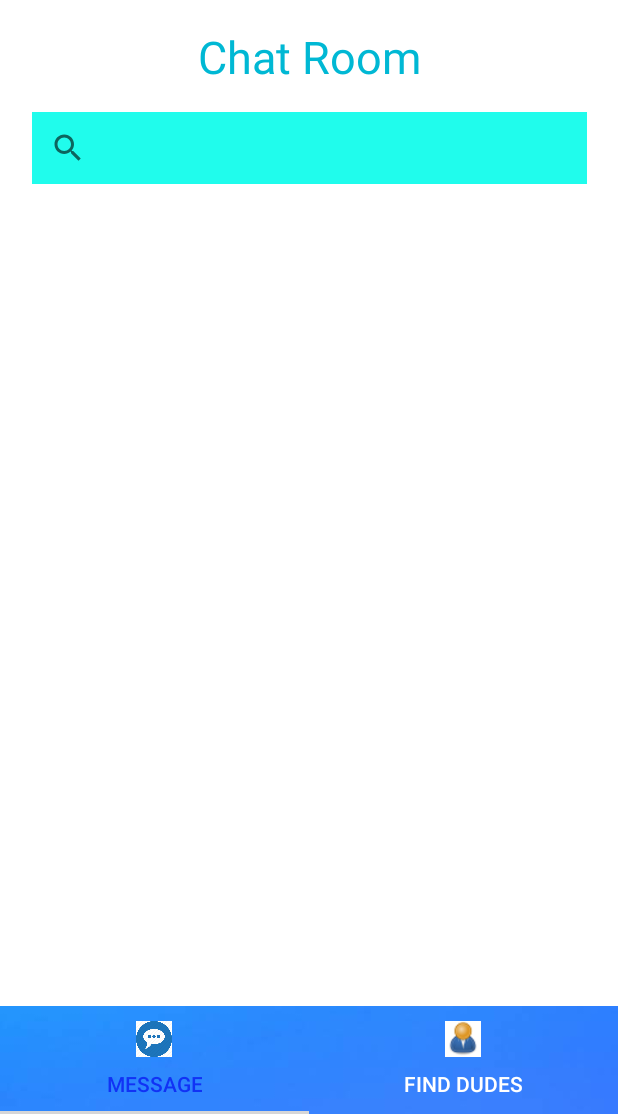
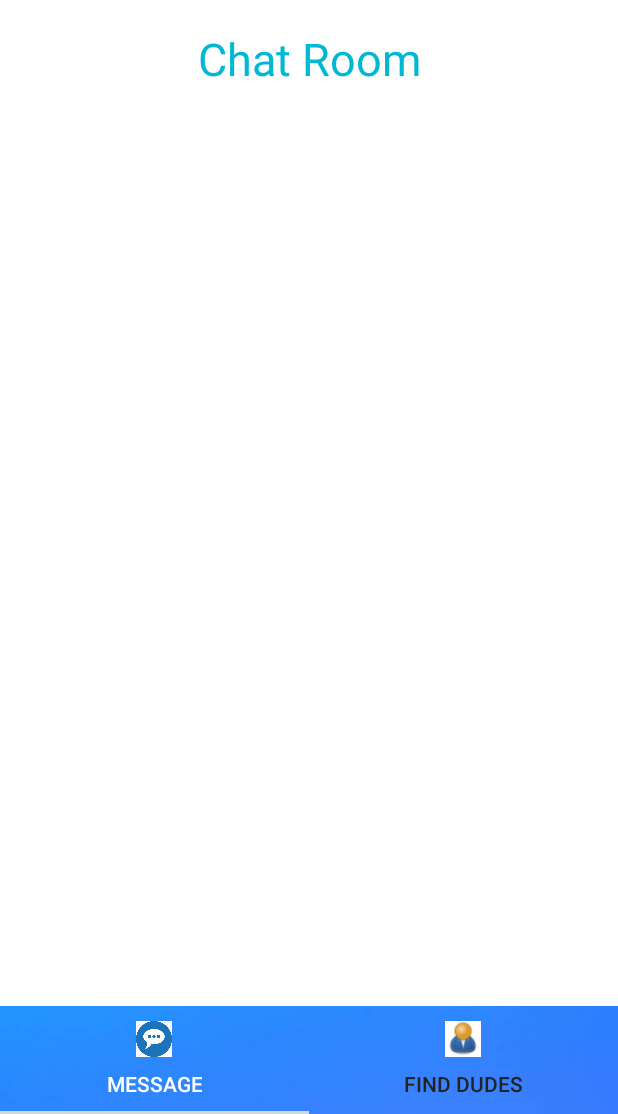
Before and after one commit to LethDz/ChatOn, an Android app: the HomeActivity screen opened directly, with no data from a screen before it, on a phone screen of 412 x 824 dp, the part 122-1236 px from its top. Run offline under Robolectric (Android 15) with nearby library versions, the phone set to English and light mode, and no system bars; our stand-ins replace Firebase (no records; nobody signed in at launch, a user with empty details on screens opened directly); pictures from the network do not load; 2 statements that could not run were skipped.

Commit message:
007/Fix Fast Click problem  and search bar problem

```diff
--- a/app/src/main/AndroidManifest.xml
+++ b/app/src/main/AndroidManifest.xml
@@ -16,7 +16,7 @@
         android:theme="@style/AppTheme.NoActionBar"
         android:windowSoftInputMode="adjustResize"
         >
-        <activity android:name=".ProfileActivity" android:windowSoftInputMode="adjustResize"></activity>
+        <activity android:name=".ProfileActivity" android:windowSoftInputMode="adjustNothing"></activity>
         <activity android:name=".MessageListActivity"
             android:windowSoftInputMode="adjustResize"
             ></activity>
--- a/app/src/main/java/com/lethdz/onlinechatdemo/home/FindFriendFragment.java
+++ b/app/src/main/java/com/lethdz/onlinechatdemo/home/FindFriendFragment.java
@@ -1,8 +1,6 @@
 package com.lethdz.onlinechatdemo.home;
 
-import android.app.SearchManager;
 import android.content.Context;
-import android.content.Intent;
 import android.net.Uri;
 import android.os.Bundle;
 
@@ -132,7 +130,7 @@ public class FindFriendFragment extends Fragment {
     }
 
     public void setupSearch(final View view) {
-        SearchView search = view.findViewById(R.id.s_searchFriend);
+        final SearchView search = view.findViewById(R.id.s_searchFriend);
         search.setOnQueryTextListener(new SearchView.OnQueryTextListener() {
             @Override
             public boolean onQueryTextSubmit(String query) {
--- a/app/src/main/java/com/lethdz/onlinechatdemo/home/MessageHomeRecyclerViewAdapter.java
+++ b/app/src/main/java/com/lethdz/onlinechatdemo/home/MessageHomeRecyclerViewAdapter.java
@@ -1,6 +1,7 @@
 package com.lethdz.onlinechatdemo.home;
 
 import android.content.Intent;
+import android.os.SystemClock;
 import android.view.LayoutInflater;
 import android.view.View;
 import android.view.ViewGroup;
@@ -21,6 +22,7 @@ import java.util.List;
 public class MessageHomeRecyclerViewAdapter extends RecyclerView.Adapter<MessageHomeRecyclerViewAdapter.ViewHolder> {
     private List<UserChatRoom> listChatRoom;
     private FragmentActivity activity;
+    private long mLastClickTime = 0;
 
     public MessageHomeRecyclerViewAdapter(List<UserChatRoom> listChatRoom, FragmentActivity activity) {
         this.listChatRoom = listChatRoom;
@@ -71,6 +73,11 @@ public class MessageHomeRecyclerViewAdapter extends RecyclerView.Adapter<Message
             itemView.setOnClickListener(new View.OnClickListener() {
                 @Override
                 public void onClick(View v) {
+                    if (SystemClock.elapsedRealtime() - mLastClickTime < 1000) {
+                        return;
+                    }
+                    mLastClickTime = SystemClock.elapsedRealtime();
+
                     int position = getAdapterPosition();
                     UserChatRoom chatRoom = listChatRoom.get(position);
                     String documentName = chatRoom.getDocumentName();
--- a/app/src/main/res/layout/activity_home.xml
+++ b/app/src/main/res/layout/activity_home.xml
@@ -125,8 +125,8 @@
             app:layout_constraintStart_toStartOf="parent"
             app:layout_constraintTop_toTopOf="parent"
             app:layout_constraintVertical_bias="1.0"
-            app:tabSelectedTextColor="#1132F5"
-            app:tabTextColor="#FFFFFF">
+            app:tabSelectedTextColor="#FFFFFF"
+            app:tabTextColor="#222222">
 
             <com.google.android.material.tabs.TabItem
                 android:id="@+id/ti_chatList"
--- a/app/src/main/res/layout/card_chat_layout.xml
+++ b/app/src/main/res/layout/card_chat_layout.xml
@@ -4,11 +4,7 @@
     android:id="@+id/cd_chatCard"
     android:layout_width="match_parent"
     android:layout_height="wrap_content"
-    android:layout_marginStart="25dp"
-    android:layout_marginLeft="25dp"
     android:layout_marginTop="5dp"
-    android:layout_marginEnd="25dp"
-    android:layout_marginRight="25dp"
     android:layout_marginBottom="10dp"
     app:cardBackgroundColor="#16D8FF"
     app:contentPadding="10dp">
@@ -40,7 +36,7 @@
         android:id="@+id/txt_timeStamp"
         android:layout_width="wrap_content"
         android:layout_height="wrap_content"
-        android:layout_marginStart="220dp"
+        android:layout_marginStart="235dp"
         android:layout_marginTop="40dp"
         android:text="2020/02/20" />
 </androidx.cardview.widget.CardView>
--- a/app/src/main/res/layout/fragment_message.xml
+++ b/app/src/main/res/layout/fragment_message.xml
@@ -5,18 +5,8 @@
     android:id="@+id/home_message_layout"
     android:layout_width="match_parent"
     android:layout_height="match_parent"
+    android:paddingHorizontal="20dp"
     tools:context=".home.MessageHomeFragment">
-
-    <SearchView
-        android:id="@+id/s_searchMess"
-        android:layout_width="370dp"
-        android:layout_height="wrap_content"
-        android:background="#20FCEC"
-        app:layout_constraintBottom_toBottomOf="parent"
-        app:layout_constraintEnd_toEndOf="parent"
-        app:layout_constraintStart_toStartOf="parent"
-        app:layout_constraintTop_toTopOf="parent"
-        app:layout_constraintVertical_bias="0.12" />
 
     <androidx.constraintlayout.widget.ConstraintLayout
         android:id="@+id/home_find"
@@ -25,7 +15,7 @@
         app:layout_constraintBottom_toBottomOf="parent"
         app:layout_constraintEnd_toEndOf="parent"
         app:layout_constraintStart_toStartOf="parent"
-        app:layout_constraintTop_toBottomOf="@+id/s_searchMess"
+        app:layout_constraintTop_toBottomOf="@+id/txt_HomeTitleChat"
         app:layout_constraintVertical_bias="0.05">
 
         <ScrollView
@@ -58,8 +48,9 @@
         android:text="@string/home_chat"
         android:textColor="#00B8D4"
         android:textSize="30sp"
-        app:layout_constraintBottom_toTopOf="@+id/s_searchMess"
+        app:layout_constraintBottom_toBottomOf="parent"
         app:layout_constraintEnd_toEndOf="parent"
         app:layout_constraintStart_toStartOf="parent"
-        app:layout_constraintTop_toTopOf="parent" />
+        app:layout_constraintTop_toTopOf="parent"
+        app:layout_constraintVertical_bias="0.03" />
 </androidx.constraintlayout.widget.ConstraintLayout>
```
Also changed, not shown: app/src/main/res/layout/activity_message_list.xml (+47 -45 lines), app/src/main/res/layout/card_layout.xml (+4 -4 lines), app/src/main/res/layout/fragment_find_friend.xml (+7 -2 lines), app/src/main/res/drawable/avatar.png (deleted), app/src/main/res/drawable/back_icon.png (deleted).
